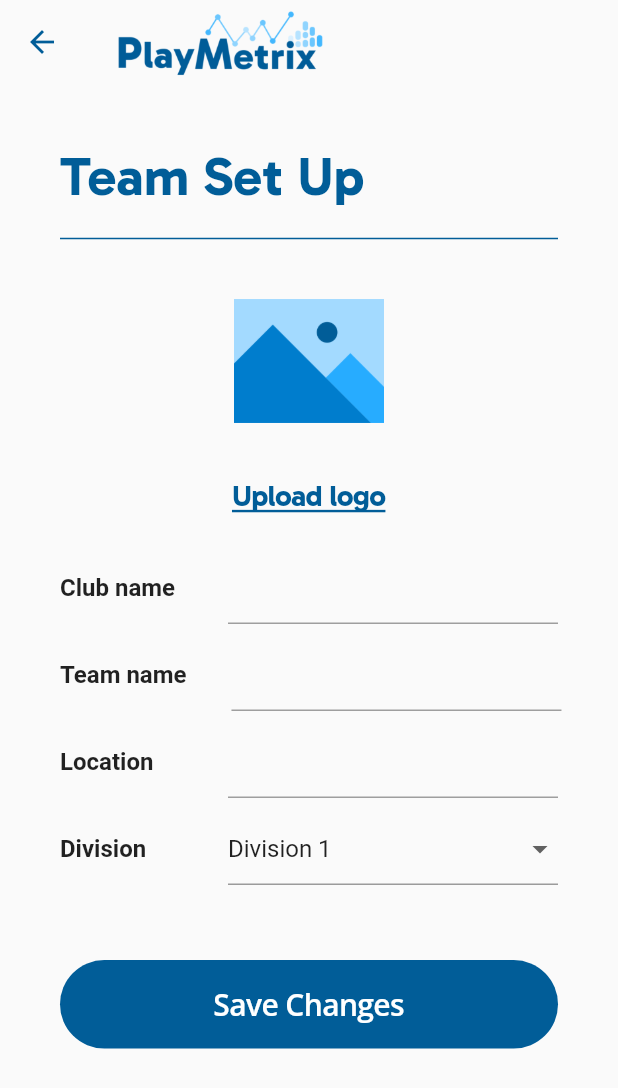
After one commit to nfield0/PlayMetrix, a Flutter app: the TeamSetUpScreen screen opened directly, on a phone screen of 412 x 824 dp. The commit adds this screen. Shown: the top 1088 px of the screen. Run offline on Flutter 3.47's test engine with Material 2 defaults, Android fonts, the phone set to English and light mode, and no system bars.

Commit message:
:sparkles: Develop structure of team set up page

```diff
--- a/lib/screens/player_profile_screen.dart
+++ b/lib/screens/player_profile_screen.dart
@@ -330,26 +330,7 @@ Widget _injuryDetails(Injury injury) {
       detailWithDivider("Expected Recovery Time", injury.expectedRecoveryTime),
       const SizedBox(height: 10),
       detailWithDivider("Recovery Method", injury.recoveryMethod),
-      CupertinoButton(
-        onPressed: () {},
-        child: Container(
-          decoration: BoxDecoration(
-            color: Colors.transparent,
-            borderRadius: BorderRadius.circular(8.0),
-          ),
-          padding: EdgeInsets.all(10.0),
-          child: const Text(
-            'View player report',
-            style: TextStyle(
-              color: AppColours.darkBlue,
-              fontWeight: FontWeight.bold,
-              decoration: TextDecoration.underline,
-              fontFamily: AppFonts.gabarito,
-              fontSize: 20,
-            ),
-          ),
-        ),
-      )
+      underlineButtonTransparent("View player report", () {})
     ],
   );
 }
--- /dev/null
+++ b/lib/screens/team_set_up_screen.dart
@@ -0,0 +1,109 @@
+import 'package:flutter/cupertino.dart';
+import 'package:flutter/material.dart';
+import 'package:play_metrix/constants.dart';
+import 'package:play_metrix/screens/team_profile_screen.dart';
+import 'package:play_metrix/screens/widgets/buttons.dart';
+import 'package:play_metrix/screens/widgets/common_widgets.dart';
+
+class TeamSetUpScreen extends StatefulWidget {
+  const TeamSetUpScreen({Key? key}) : super(key: key);
+
+  @override
+  _TeamSetUpScreenState createState() => _TeamSetUpScreenState();
+}
+
+class _TeamSetUpScreenState extends State<TeamSetUpScreen> {
+  String selectedDivisionValue = "Division 1";
+  @override
+  Widget build(BuildContext context) {
+    return Scaffold(
+      appBar: AppBar(
+        title: Image.asset(
+          'lib/assets/logo.png',
+          width: 150,
+          fit: BoxFit.contain,
+        ),
+        iconTheme: const IconThemeData(
+          color: AppColours.darkBlue, //change your color here
+        ),
+        elevation: 0,
+        backgroundColor: Colors.transparent,
+      ),
+      body: Form(
+          child: Container(
+        padding: EdgeInsets.all(40),
+        child: Column(
+          crossAxisAlignment: CrossAxisAlignment.start,
+          children: [
+            const Text('Team Set Up',
+                style: TextStyle(
+                  color: AppColours.darkBlue,
+                  fontFamily: AppFonts.gabarito,
+                  fontSize: 36.0,
+                  fontWeight: FontWeight.w700,
+                )),
+            const Divider(
+              color: AppColours.darkBlue,
+              thickness: 1.0, // Set the thickness of the line
+              height: 40.0, // Set the height of the line
+            ),
+            const SizedBox(height: 20),
+            Center(
+                child: Column(children: [
+              Image.asset(
+                "lib/assets/icons/logo_placeholder.png",
+                width: 100,
+              ),
+              const SizedBox(height: 10),
+              underlineButtonTransparent("Upload logo", () {}),
+            ])),
+            formFieldBottomBorder("Club name"),
+            const SizedBox(height: 10),
+            formFieldBottomBorder("Team name"),
+            const SizedBox(height: 10),
+            formFieldBottomBorder("Location"),
+            const SizedBox(height: 10),
+            Row(
+              mainAxisAlignment: MainAxisAlignment.spaceBetween,
+              children: [
+                const Text(
+                  "Division",
+                  style: TextStyle(fontSize: 16, fontWeight: FontWeight.bold),
+                ),
+                const SizedBox(width: 20),
+                SizedBox(
+                  // Wrap the DropdownButtonFormField with a Container
+                  width: 220, // Provide a specific width
+                  child: DropdownButtonFormField<String>(
+                    focusColor: AppColours.darkBlue,
+                    value: selectedDivisionValue,
+                    onChanged: (newValue) {
+                      setState(() {
+                        selectedDivisionValue = newValue!;
+                      });
+                    },
+                    items: ['Division 1', 'Division 2', 'Division 3']
+                        .map((String option) {
+                      return DropdownMenuItem<String>(
+                        value: option,
+                        child: Text(option),
+                      );
+                    }).toList(),
+                  ),
+                ),
+              ],
+            ),
+            const SizedBox(height: 50),
+            bigButton("Save Changes", () {
+              Navigator.push(
+                context,
+                MaterialPageRoute(
+                    builder: (context) => const TeamProfileScreen()),
+              );
+            })
+          ],
+        ),
+      )),
+    );
+  }
+}
--- a/lib/screens/widgets/buttons.dart
+++ b/lib/screens/widgets/buttons.dart
@@ -54,3 +54,26 @@ Widget bigButton(String text, VoidCallback onPressed) {
     ),
   );
 }
+
+Widget underlineButtonTransparent(String text, VoidCallback onPressed) {
+  return CupertinoButton(
+    onPressed: onPressed,
+    child: Container(
+      decoration: BoxDecoration(
+        color: Colors.transparent,
+        borderRadius: BorderRadius.circular(8.0),
+      ),
+      padding: EdgeInsets.all(10.0),
+      child: Text(
+        text,
+        style: const TextStyle(
+          color: AppColours.darkBlue,
+          fontWeight: FontWeight.bold,
+          decoration: TextDecoration.underline,
+          fontFamily: AppFonts.gabarito,
+          fontSize: 20,
+        ),
+      ),
+    ),
+  );
+}
--- a/lib/screens/widgets/common_widgets.dart
+++ b/lib/screens/widgets/common_widgets.dart
@@ -19,7 +19,8 @@ Widget smallPill(String text) {
   );
 }
 
-Widget profilePill(String title, String description, String imagePath, VoidCallback onPressed) {
+Widget profilePill(String title, String description, String imagePath,
+    VoidCallback onPressed) {
   return InkWell(
     onTap: onPressed,
     child: Container(
@@ -105,3 +106,31 @@ Widget detailWithDivider(String title, String detail) {
     ],
   );
 }
+
+Widget formFieldBottomBorder(String title) {
+  return Row(
+    mainAxisAlignment: MainAxisAlignment.spaceBetween,
+    children: [
+      Text(
+        title,
+        style: const TextStyle(fontSize: 16, fontWeight: FontWeight.bold),
+      ),
+      const SizedBox(width: 30),
+      Container(
+        width: 220, // Set a fixed width for the TextField
+        child: TextField(
+          decoration: InputDecoration(
+            // labelText: 'Your Label',
+            labelStyle: TextStyle(color: Colors.grey),
+            focusedBorder: UnderlineInputBorder(
+              borderSide: BorderSide(color: Colors.grey),
+            ),
+            enabledBorder: UnderlineInputBorder(
+              borderSide: BorderSide(color: Colors.grey),
+            ),
+          ),
+        ),
+      ),
+    ],
+  );
+}
```
